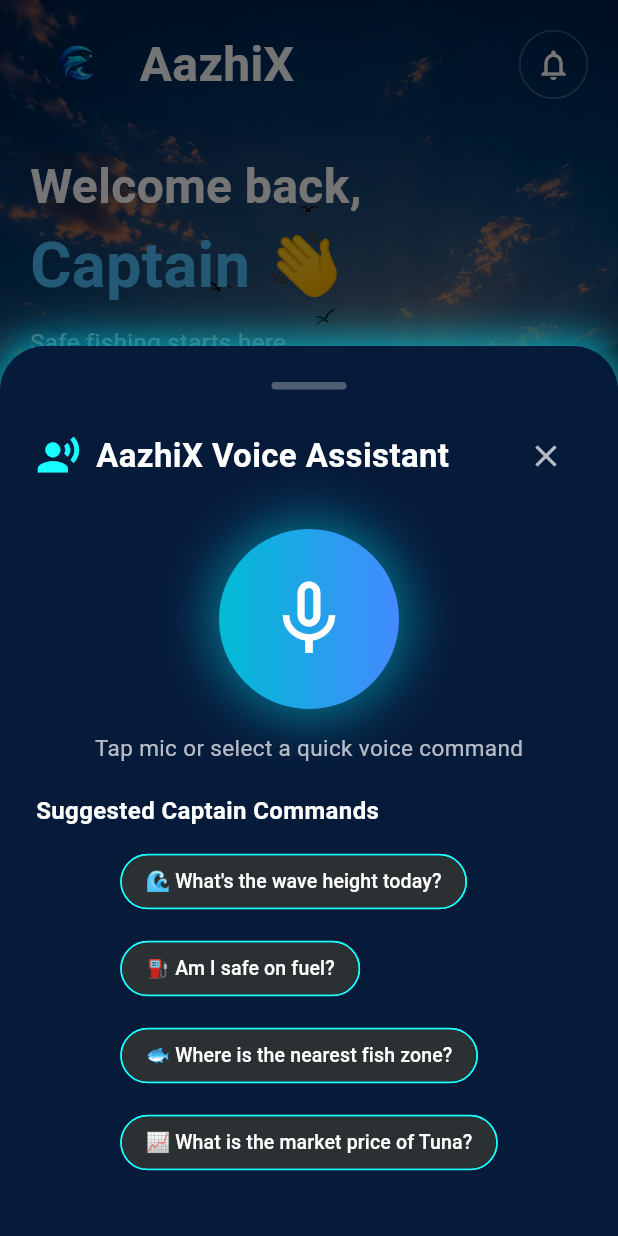
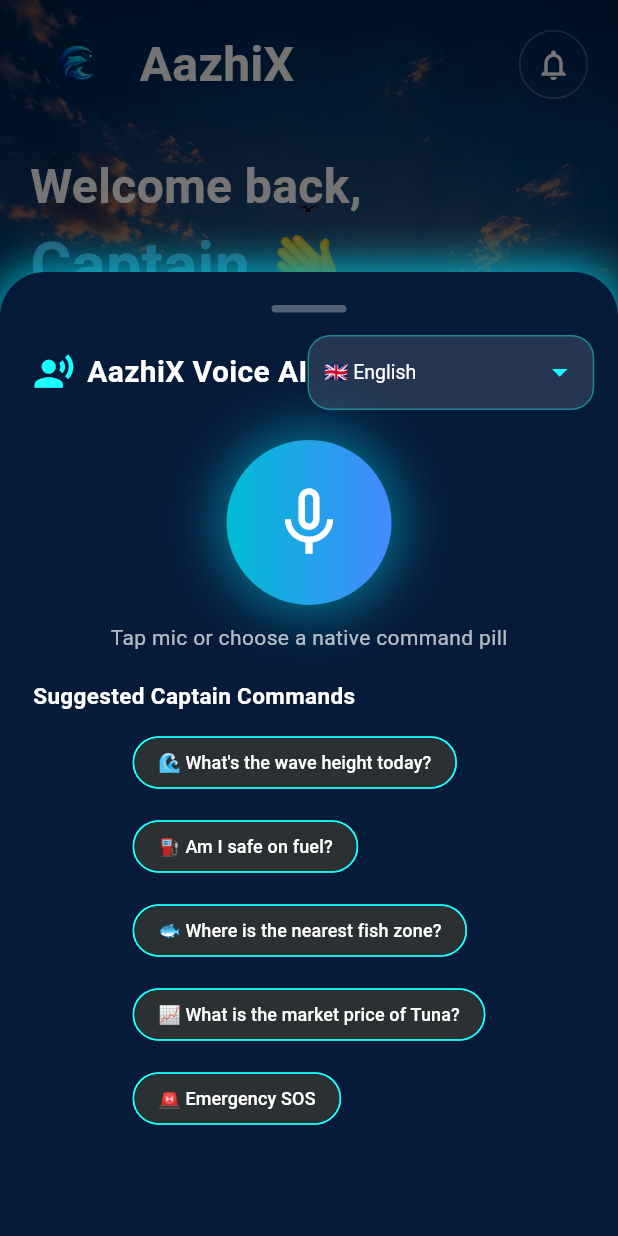
Before and after one commit to ManasaRubini/AazhiX, a Flutter app: the MainScreen screen opened directly, after a tap on the "mic" icon, on a phone screen of 412 x 824 dp. Run offline on Flutter 3.47's test engine with Material 3 defaults, Android fonts, the light colour scheme and no system bars; our stand-ins replace flutter_map, flutter_tts, geolocator, image_picker, latlong2, permission_handler and 2 more; missing offline and left inert: noise_meter, record; accounts and stored records are empty; network calls fail.

Commit message:
Integrate Google Gemini 1.5 Flash Multilingual Voice AI

```diff
--- a/frontend/lib/widgets/captain_voice_widget.dart
+++ b/frontend/lib/widgets/captain_voice_widget.dart
@@ -19,7 +19,16 @@
   bool _isListening = false;
   bool _isProcessing = false;
   String _recognizedText = "";
+  String _selectedLanguage = "en";
   Map<String, dynamic>? _lastResponse;
+
+  final Map<String, String> _languages = {
+    "en": "🇬🇧 English",
+    "ta": "🇮🇳 தமிழ் (Tamil)",
+    "hi": "🇮🇳 हिंदी (Hindi)",
+    "ml": "🇮🇳 മലയാളം (Malayalam)",
+    "te": "🇮🇳 తెలుగు (Telugu)",
+  };
 
   @override
   void initState() {
@@ -55,6 +64,7 @@
         query: text,
         latitude: pos?.latitude,
         longitude: pos?.longitude,
+        language: _selectedLanguage,
       );
 
       if (!mounted) return;
@@ -78,7 +88,7 @@
     if (available) {
       setState(() {
         _isListening = true;
-        _recognizedText = "Listening for Captain's voice...";
+        _recognizedText = _getListeningPrompt(_selectedLanguage);
       });
 
       _speech.listen(
@@ -98,11 +108,53 @@
     }
   }
 
+  String _getListeningPrompt(String lang) {
+    switch (lang) {
+      case "ta":
+        return "கேளுங்கள் கேப்டன்... (Listening in Tamil)";
+      case "hi":
+        return "बोलिए कप्तान... (Listening in Hindi)";
+      case "ml":
+        return "പറയൂ ക്യാപ്റ്റൻ... (Listening in Malayalam)";
+      case "te":
+        return "చెప్పండి కెప్టెన్... (Listening in Telugu)";
+      default:
+        return "Listening for Captain's voice...";
+    }
+  }
+
   Future<void> _stopListening() async {
     await _speech.stop();
     setState(() {
       _isListening = false;
     });
+  }
+
+  List<Map<String, String>> _getPillsForLanguage(String lang) {
+    if (lang == "ta") {
+      return [
+        {"label": "🌊 இன்று அலை உயரம் எவ்வளவு?", "query": "இன்று அலை உயரம் எவ்வளவு"},
+        {"label": "⛽ என் எரிபொருள் பாதுகாப்பானதா?", "query": "என் எரிபொருள் பாதுகாப்பானதா"},
+        {"label": "🐟 மீன் மண்டலம் எங்கே உள்ளது?", "query": "மீன் மண்டலம் எங்கே உள்ளது"},
+        {"label": "📈 சூரை மீன் விலை என்ன?", "query": "சூரை மீன் விலை என்ன"},
+        {"label": "🚨 ஆபத்து SOS எமர்ஜென்சி", "query": "ஆபத்து SOS எமர்ஜென்சி"},
+      ];
+    } else if (lang == "hi") {
+      return [
+        {"label": "🌊 आज लहरों की ऊंचाई क्या है?", "query": "आज लहरों की ऊंचाई क्या है"},
+        {"label": "⛽ क्या मेरा ईंधन सुरक्षित है?", "query": "क्या मेरा ईंधन सुरक्षित है"},
+        {"label": "🐟 निकटतम मछली क्षेत्र कहाँ है?", "query": "निकटतम मछली क्षेत्र कहाँ है"},
+        {"label": "📈 ट्यूना मछली का भाव क्या है?", "query": "ट्यूना मछली का भाव क्या है"},
+        {"label": "🚨 आपातकालीन SOS", "query": "आपातकालीन SOS"},
+      ];
+    }
+    return [
+      {"label": "🌊 What's the wave height today?", "query": "what is the wave height today"},
+      {"label": "⛽ Am I safe on fuel?", "query": "am I safe on fuel"},
+      {"label": "🐟 Where is the nearest fish zone?", "query": "where is the nearest fish zone"},
+      {"label": "📈 What is the market price of Tuna?", "query": "what is the market price of Tuna"},
+      {"label": "🚨 Emergency SOS", "query": "emergency SOS"},
+    ];
   }
 
   void openAssistantModal() {
@@ -113,8 +165,10 @@
       builder: (context) {
         return StatefulBuilder(
           builder: (context, setModalState) {
+            final pills = _getPillsForLanguage(_selectedLanguage);
+
             return Container(
-              height: MediaQuery.of(context).size.height * 0.72,
+              height: MediaQuery.of(context).size.height * 0.78,
               decoration: const BoxDecoration(
                 color: Color(0xff061A3A),
                 borderRadius: BorderRadius.vertical(top: Radius.circular(30)),
@@ -126,7 +180,7 @@
                   ),
                 ],
               ),
-              padding: const EdgeInsets.all(24),
+              padding: const EdgeInsets.all(22),
               child: Column(
                 children: [
                   /// HANDLE BAR
@@ -139,37 +193,62 @@
                     ),
                   ),
 
-                  const SizedBox(height: 20),
+                  const SizedBox(height: 15),
 
-                  /// HEADER
+                  /// HEADER & LANGUAGE SELECTOR
                   Row(
                     mainAxisAlignment: MainAxisAlignment.spaceBetween,
                     children: [
                       const Row(
                         children: [
-                          Icon(Icons.record_voice_over, color: Colors.cyanAccent, size: 30),
-                          SizedBox(width: 10),
+                          Icon(Icons.record_voice_over, color: Colors.cyanAccent, size: 28),
+                          SizedBox(width: 8),
                           Text(
-                            "AazhiX Voice Assistant",
+                            "AazhiX Voice AI",
                             style: TextStyle(
                               color: Colors.white,
-                              fontSize: 22,
+                              fontSize: 20,
                               fontWeight: FontWeight.bold,
                             ),
                           ),
                         ],
                       ),
-                      IconButton(
-                        onPressed: () {
-                          _voiceService.stopSpeaking();
-                          Navigator.pop(context);
-                        },
-                        icon: const Icon(Icons.close, color: Colors.white70),
+                      Container(
+                        padding: const EdgeInsets.symmetric(horizontal: 10),
+                        decoration: BoxDecoration(
+                          color: Colors.white.withOpacity(0.12),
+                          borderRadius: BorderRadius.circular(15),
+                          border: Border.all(color: Colors.cyanAccent.withOpacity(0.4)),
+                        ),
+                        child: DropdownButtonHideUnderline(
+                          child: DropdownButton<String>(
+                            value: _selectedLanguage,
+                            dropdownColor: const Color(0xff0A2246),
+                            style: const TextStyle(color: Colors.white, fontSize: 13),
+                            icon: const Icon(Icons.arrow_drop_down, color: Colors.cyanAccent),
+                            items: _languages.entries.map((e) {
+                              return DropdownMenuItem<String>(
+                                value: e.key,
+                                child: Text(e.value),
+                              );
+                            }).toList(),
+                            onChanged: (newLang) {
+                              if (newLang != null) {
+                                setModalState(() {
+                                  _selectedLanguage = newLang;
+                                });
+                                setState(() {
+                                  _selectedLanguage = newLang;
+                                });
+                              }
+                            },
+                          ),
+                        ),
                       ),
                     ],
                   ),
 
-                  const SizedBox(height: 25),
+                  const SizedBox(height: 20),
 
                   /// MIC ANIMATED BUTTON
                   GestureDetector(
@@ -183,8 +262,8 @@
                     },
                     child: AnimatedContainer(
                       duration: const Duration(milliseconds: 300),
-                      width: 120,
-                      height: 120,
+                      width: 110,
+                      height: 110,
                       decoration: BoxDecoration(
                         shape: BoxShape.circle,
                         gradient: LinearGradient(
@@ -202,27 +281,27 @@
                       ),
                       child: Icon(
                         _isListening ? Icons.mic : Icons.mic_none,
-                        size: 60,
+                        size: 55,
                         color: Colors.white,
                       ),
                     ),
                   ),
 
-                  const SizedBox(height: 15),
+                  const SizedBox(height: 12),
 
                   Text(
                     _isListening
                         ? "Listening... Speak now Captain"
                         : _isProcessing
-                            ? "AI Assistant is thinking..."
-                            : "Tap mic or select a quick voice command",
+                            ? "Gemini AI is generating voice response..."
+                            : "Tap mic or choose a native command pill",
                     style: const TextStyle(
                       color: Colors.white70,
-                      fontSize: 15,
+                      fontSize: 14,
                     ),
                   ),
 
-                  const SizedBox(height: 20),
+                  const SizedBox(height: 18),
 
                   /// TRANSCRIPTION & RESPONSE AREA
                   Expanded(
@@ -232,11 +311,11 @@
                           if (_recognizedText.isNotEmpty)
                             Container(
                               width: double.infinity,
-                              padding: const EdgeInsets.all(16),
-                              margin: const EdgeInsets.only(bottom: 15),
+                              padding: const EdgeInsets.all(14),
+                              margin: const EdgeInsets.only(bottom: 12),
                               decoration: BoxDecoration(
                                 color: Colors.white.withOpacity(0.08),
-                                borderRadius: BorderRadius.circular(20),
+                                borderRadius: BorderRadius.circular(18),
                                 border: Border.all(color: Colors.white24),
                               ),
                               child: Text(
@@ -244,7 +323,7 @@
                                 textAlign: TextAlign.center,
                                 style: const TextStyle(
                                   color: Colors.cyanAccent,
-                                  fontSize: 16,
+                                  fontSize: 15,
                                   fontStyle: FontStyle.italic,
                                 ),
                               ),
@@ -253,10 +332,10 @@
                           if (_lastResponse != null) ...[
                             Container(
                               width: double.infinity,
-                              padding: const EdgeInsets.all(20),
+                              padding: const EdgeInsets.all(18),
                               decoration: BoxDecoration(
                                 color: const Color(0xff122E58),
-                                borderRadius: BorderRadius.circular(25),
+                                borderRadius: BorderRadius.circular(22),
                                 border: Border.all(color: Colors.cyanAccent.withOpacity(0.5)),
                               ),
                               child: Column(
@@ -264,19 +343,19 @@
                                 children: [
                                   Row(
                                     children: [
-                                      const Icon(Icons.volume_up, color: Colors.cyanAccent),
-                                      const SizedBox(width: 10),
+                                      const Icon(Icons.psychology, color: Colors.cyanAccent),
+                                      const SizedBox(width: 8),
                                       Text(
-                                        _lastResponse!["title"] ?? "AI Response",
+                                        _lastResponse!["title"] ?? "Gemini AI",
                                         style: const TextStyle(
                                           color: Colors.white,
-                                          fontSize: 18,
+                                          fontSize: 17,
                                           fontWeight: FontWeight.bold,
                                         ),
                                       ),
                                     ],
                                   ),
-                                  const SizedBox(height: 12),
+                                  const SizedBox(height: 10),
                                   Text(
                                     _lastResponse!["spoken_response"] ?? "",
                                     style: const TextStyle(
@@ -288,49 +367,33 @@
                                 ],
                               ),
                             ),
-                            const SizedBox(height: 20),
+                            const SizedBox(height: 18),
                           ],
 
-                          /// QUICK VOICE COMMAND PILLS
+                          /// NATIVE SUGGESTED COMMAND PILLS
                           const Align(
                             alignment: Alignment.centerLeft,
                             child: Text(
                               "Suggested Captain Commands",
                               style: TextStyle(
                                 color: Colors.white,
-                                fontSize: 16,
+                                fontSize: 15,
                                 fontWeight: FontWeight.bold,
                               ),
                             ),
                           ),
 
-                          const SizedBox(height: 12),
+                          const SizedBox(height: 10),
 
                           Wrap(
-                            spacing: 10,
-                            runSpacing: 10,
-                            children: [
-                              quickPill("🌊 What's the wave height today?", () {
-                                _processQuery("what is the wave height today");
+                            spacing: 8,
+                            runSpacing: 8,
+                            children: pills.map((p) {
+                              return quickPill(p["label"]!, () {
+                                _processQuery(p["query"]!);
                                 setModalState(() {});
-                              }),
-                              quickPill("⛽ Am I safe on fuel?", () {
-                                _processQuery("am I safe on fuel");
-                                setModalState(() {});
-                              }),
-                              quickPill("🐟 Where is the nearest fish zone?", () {
-                                _processQuery("where is the nearest fish zone");
-                                setModalState(() {});
-                              }),
-                              quickPill("📈 What is the market price of Tuna?", () {
-                                _processQuery("what is the market price of Tuna");
-                                setModalState(() {});
-                              }),
-                              quickPill("🚨 Emergency SOS", () {
-                                _processQuery("emergency SOS");
-                                setModalState(() {});
-                              }),
-                            ],
+                              });
+                            }).toList(),
                           ),
                         ],
                       ),
@@ -355,7 +418,7 @@
         text,
         style: const TextStyle(
           color: Colors.white,
-          fontSize: 13,
+          fontSize: 12,
         ),
       ),
     );
```
Also changed, not shown: frontend/lib/services/captain_voice_service.dart (+38 -11 lines), 4 other files.
